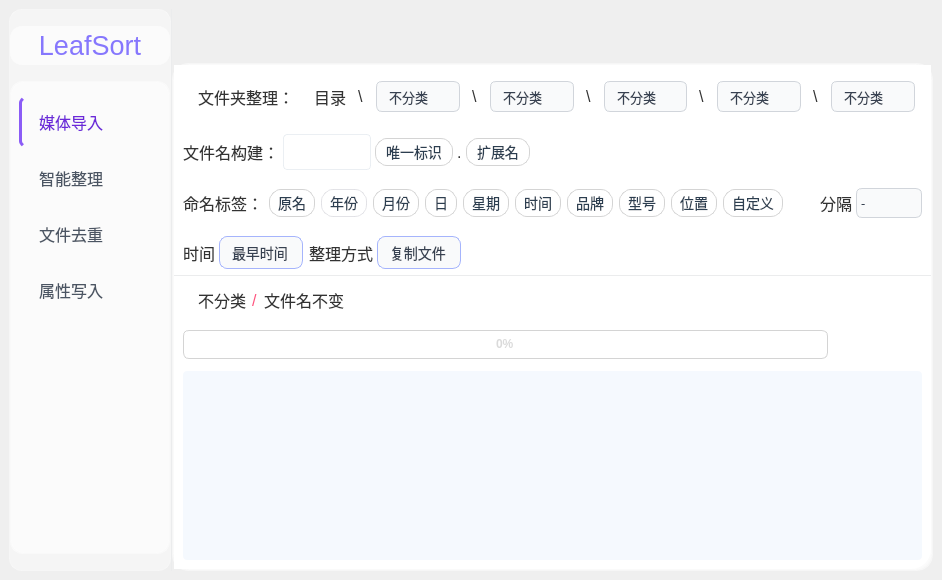
Old version of the form Ui_MainWindow.ui in the repository YangShengzhou03/LeafSort.
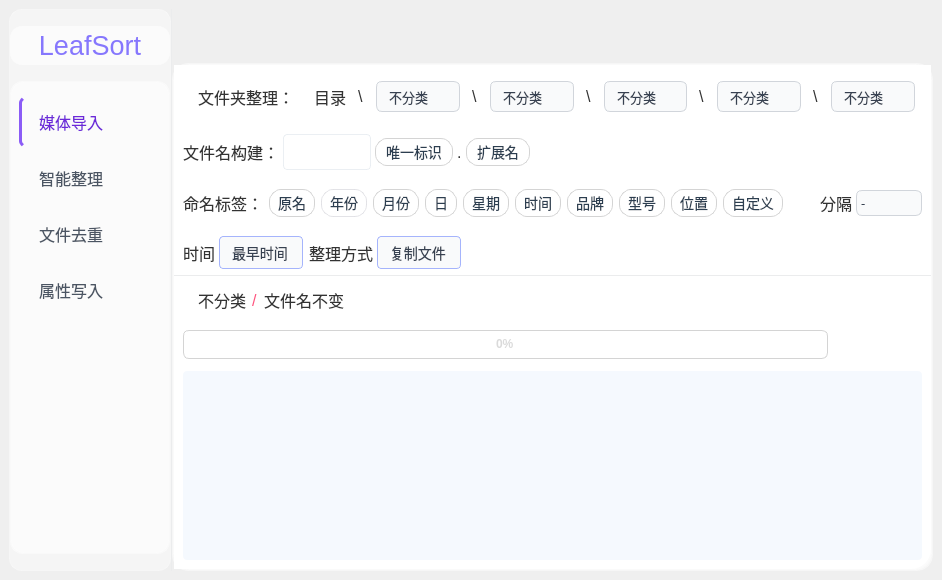
New version of the form. The open tabs and pages were chosen to show the change. Icons and pictures are not drawn.

Diff of the .ui file:
```diff
--- a/Ui_MainWindow.ui
+++ b/Ui_MainWindow.ui
@@ -3197,7 +3197,7 @@
                              <property name="minimumSize">
                               <size>
                                <width>66</width>
-                               <height>26</height>
+                               <height>22</height>
                               </size>
                              </property>
                              <property name="maximumSize">
@@ -3219,7 +3219,7 @@
     background-color: #ffffff;
     border: 1px solid #d1d5db;
     border-radius: 6px;
-    padding: 4px 4px;
+    padding: 2px 4px;
     color: #374151;
     font-family: &quot;Microsoft YaHei&quot;, &quot;微软雅黑&quot;, sans-serif;
     font-size: 13px;
@@ -3421,7 +3421,7 @@
                              <string notr="true">QComboBox {
     background-color: rgba(255, 255, 255, 85);
     border: 1px solid #a5b4fc;
-    border-radius: 8px;
+    border-radius: 4px;
     padding: 6px 12px;
     color: #374151;
     font-family: &quot;Microsoft YaHei&quot;, &quot;微软雅黑&quot;, sans-serif;
@@ -3595,7 +3595,7 @@
                              <string notr="true">QComboBox {
     background-color: rgba(255, 255, 255, 85);
     border: 1px solid #a5b4fc;
-    border-radius: 8px;
+    border-radius: 4px;
     padding: 6px 12px;
     color: #374151;
     font-family: &quot;Microsoft YaHei&quot;, &quot;微软雅黑&quot;, sans-serif;
```
Left out of the diff: 10 changed lines with no effect on the pictures.
